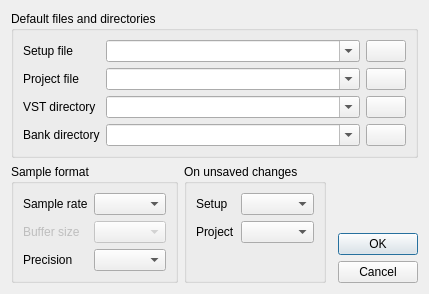
This is src/common/views/configdialog.ui in rbarreiros/vstboard as Qt 5 draws it before an edit. The edited form follows.
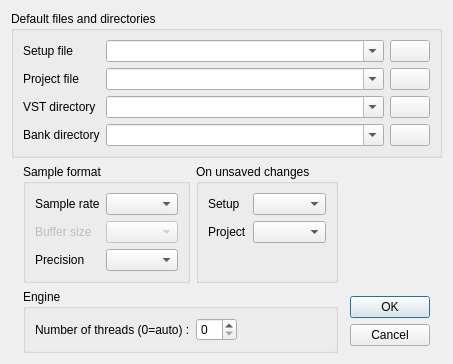
This is the edited form. Icons and pictures are not drawn.

Commit message: rendererNodes are saved in the program container's programs number of threads can be forced in the config dialog

The edit to the form file:
```diff
--- a/src/common/views/configdialog.ui
+++ b/src/common/views/configdialog.ui
@@ -6,8 +6,8 @@
    <rect>
     <x>0</x>
     <y>0</y>
-    <width>392</width>
-    <height>282</height>
+    <width>416</width>
+    <height>347</height>
    </rect>
   </property>
   <property name="sizePolicy">
@@ -23,7 +23,7 @@
    <locale language="English" country="UnitedStates"/>
   </property>
   <layout class="QGridLayout" name="gridLayout_2">
-   <item row="1" column="1" colspan="4">
+   <item row="1" column="1" colspan="8">
     <widget class="QGroupBox" name="groupBox">
      <property name="sizePolicy">
       <sizepolicy hsizetype="Preferred" vsizetype="Fixed">
@@ -216,7 +216,7 @@
      </layout>
     </widget>
    </item>
-   <item row="3" column="1" rowspan="2">
+   <item row="2" column="3">
     <widget class="QGroupBox" name="groupSampleFormat">
      <property name="sizePolicy">
       <sizepolicy hsizetype="Fixed" vsizetype="Expanding">
@@ -268,7 +268,46 @@
      </layout>
     </widget>
    </item>
-   <item row="3" column="2" rowspan="2">
+   <item row="2" column="5" rowspan="2">
+    <spacer name="horizontalSpacer">
+     <property name="orientation">
+      <enum>Qt::Horizontal</enum>
+     </property>
+     <property name="sizeHint" stdset="0">
+      <size>
+       <width>40</width>
+       <height>20</height>
+      </size>
+     </property>
+    </spacer>
+   </item>
+   <item row="3" column="3" colspan="2">
+    <widget class="QGroupBox" name="groupBox_2">
+     <property name="title">
+      <string>Engine</string>
+     </property>
+     <layout class="QFormLayout" name="formLayout_3">
+      <item row="0" column="0">
+       <widget class="QLabel" name="label_5">
+        <property name="text">
+         <string>Number of threads (0=auto) :</string>
+        </property>
+       </widget>
+      </item>
+      <item row="0" column="1">
+       <widget class="QSpinBox" name="nbThreads">
+        <property name="sizePolicy">
+         <sizepolicy hsizetype="Fixed" vsizetype="Fixed">
+          <horstretch>0</horstretch>
+          <verstretch>0</verstretch>
+         </sizepolicy>
+        </property>
+       </widget>
+      </item>
+     </layout>
+    </widget>
+   </item>
+   <item row="2" column="4">
     <widget class="QGroupBox" name="groupBox_3">
      <property name="sizePolicy">
       <sizepolicy hsizetype="Fixed" vsizetype="Expanding">
@@ -307,7 +346,7 @@
      </layout>
     </widget>
    </item>
-   <item row="4" column="4">
+   <item row="3" column="6">
     <widget class="QDialogButtonBox" name="buttonBox">
      <property name="sizePolicy">
       <sizepolicy hsizetype="Fixed" vsizetype="Fixed">
@@ -323,19 +362,6 @@
      </property>
     </widget>
    </item>
-   <item row="4" column="3">
-    <spacer name="horizontalSpacer">
-     <property name="orientation">
-      <enum>Qt::Horizontal</enum>
-     </property>
-     <property name="sizeHint" stdset="0">
-      <size>
-       <width>40</width>
-       <height>20</height>
-      </size>
-     </property>
-    </spacer>
-   </item>
   </layout>
  </widget>
  <resources>
```
Left out of the diff: 20 changed lines with no effect on the pictures. The commit also changes 31 other files.
